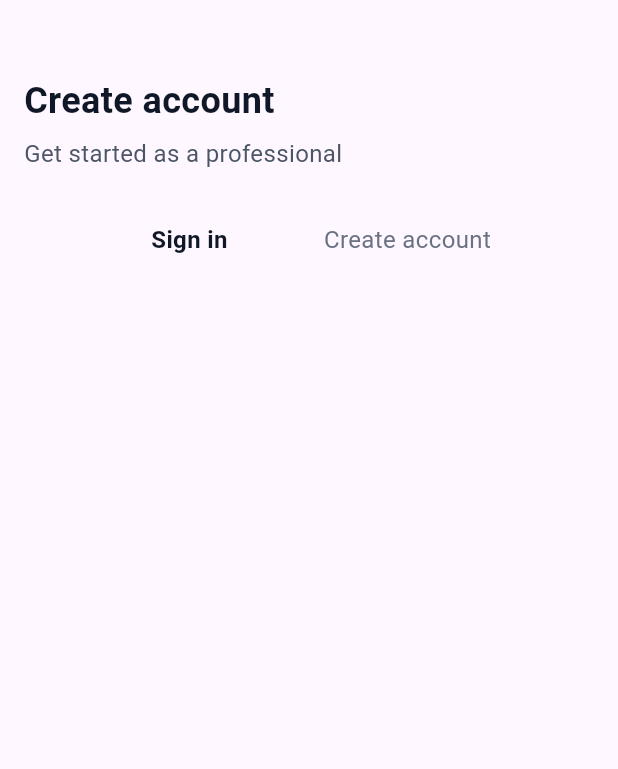
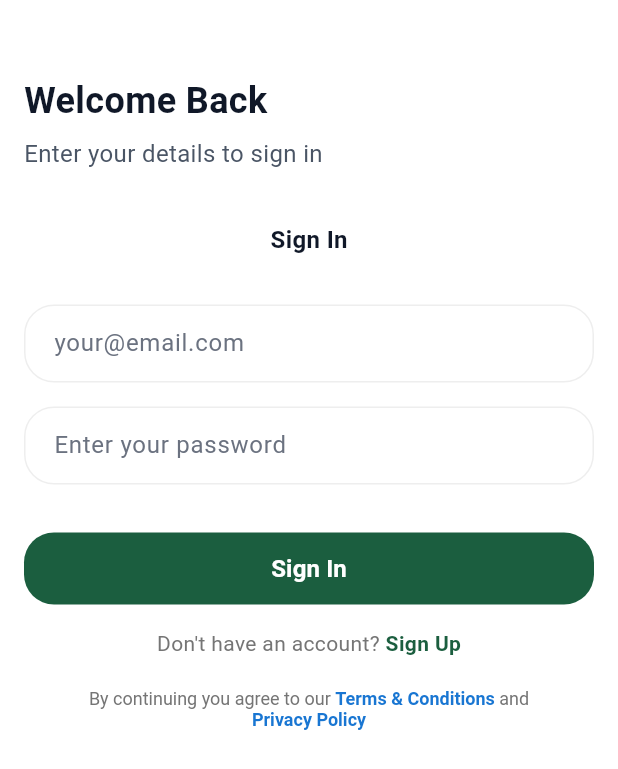
Before and after one commit to rintymoni01/JobPostingApp, a Flutter app: the screen it shows after launch, after a tap on "Skip", on a phone screen of 412 x 824 dp. Shown: the top 769 px of the screen. Run offline on Flutter 3.47's test engine with Material 3 defaults, Android fonts, the phone set to English and light mode, and no system bars; our stand-ins replace flutter_svg, get.

Commit message:
feat: implement sign-in screen with custom form widgets and controller

```diff
--- a/lib/View/Screen/Sign_In/SignInController.dart
+++ b/lib/View/Screen/Sign_In/SignInController.dart
@@ -0,0 +1,10 @@
+
+import 'package:flutter/cupertino.dart';
+import 'package:get/get_state_manager/src/simple/get_controllers.dart';
+
+class SignInController extends GetxController {
+
+  // Sign in controllers
+  final signInEmail = TextEditingController();
+  final signInPassword = TextEditingController();
+}
--- a/lib/View/Screen/Sign_In/sign_in_screen.dart
+++ b/lib/View/Screen/Sign_In/sign_in_screen.dart
@@ -1,4 +1,10 @@
 import 'package:flutter/material.dart';
+import 'package:get/get_core/src/get_main.dart';
+import 'package:get/get_instance/src/extension_instance.dart';
+import 'package:jobpostingapp/View/Widgegt/CustomBottom.dart';
+import 'package:jobpostingapp/View/Widgegt/Custom_TextField.dart';
+
+import 'SignInController.dart';
 
 class SignInScreen extends StatefulWidget {
   const SignInScreen({super.key});
@@ -8,59 +14,103 @@ class SignInScreen extends StatefulWidget {
 }
 
 class _SignInScreenState extends State<SignInScreen> {
+  final SignInController controller = Get.put(SignInController());
+
   @override
   Widget build(BuildContext context) {
     return Scaffold(
-
-
-      body:
-
-        Padding(
-          padding: const EdgeInsets.only(left: 16,top: 50),
-          child: Column( crossAxisAlignment: CrossAxisAlignment.start,
+      backgroundColor: Color(0xffFFFFFF),
+      body: Padding(
+        padding: const EdgeInsets.only(left: 16, top: 50, right: 16),
+        child: Column(
+          crossAxisAlignment: CrossAxisAlignment.start,
           children: [
             Text(
-               "Create account",
+              "Welcome Back",
               style: TextStyle(
                 color: Color(0xff101828),
                 fontSize: 24,
-                   fontWeight: FontWeight.w600),
+                fontWeight: FontWeight.w600,
               ),
-              SizedBox(height: 7,),
+            ),
+            SizedBox(height: 7),
             Text(
-                "Get started as a professional",
+              "Enter your details to sign in",
               style: TextStyle(
                 color: Color(0xff4A5565),
                 fontWeight: FontWeight.w400,
                 fontSize: 16,
               ),
             ),
-             SizedBox(height: 34,),
-             Row( mainAxisAlignment: MainAxisAlignment.center,
-               children: [
-                 Text(
-                   "Sign in",
+            SizedBox(height: 34),
+
+            Center(
+              child: Text(
+                "Sign In",
                 style: TextStyle(
                   color: Color(0xff101828),
                   fontWeight: FontWeight.w600,
                   fontSize: 16,
                 ),
               ),
-                 SizedBox(width: 64,),
+            ),
+            SizedBox(height: 32),
+
+            // CustomTextField(
+            //
+            //
+            //     hintText: "your@email.com",
+            // )
+            CustomTextField(
+              'Email',
+              controller.signInEmail,
+              hintText: "your@email.com",
+            ),
+
+            SizedBox(height: 16),
+
+            CustomTextField(
+              'Password',
+              obscure: true,
+              controller.signInPassword,
+              hintText: 'Enter your password',
+            ),
+
+            SizedBox(height: 32),
+
+            CustomBottom(onTap: () {}, text: "Sign In"),
+
+            SizedBox(height: 16),
+
+            Row(
+              mainAxisAlignment: MainAxisAlignment.center,
+              children: [
                 Text(
-                   "Create account",
+                  "Don't have an account? ",
+                  style: TextStyle(fontSize: 14, color: Colors.grey.shade600),
+                ),
+                GestureDetector(
+                  onTap: () {},
+                  child: Text(
+                    "Sign Up",
                     style: TextStyle(
-                     color: Color(0xff6A7282),
-                     fontWeight: FontWeight.w400,
-                     fontSize: 16,
+                      fontSize: 14,
+                      color: const Color(0xFF1B5E3F),
+                      fontWeight: FontWeight.bold,
+                    ),
                   ),
                 ),
               ],
+            ),
+
+            SizedBox(height: 20,),
+            Center(
+              child: termsText(),
             )
+
           ],
         ),
       ),
-
     );
   }
 }
--- a/lib/View/Widgegt/CustomBottom.dart
+++ b/lib/View/Widgegt/CustomBottom.dart
@@ -0,0 +1,75 @@
+
+import 'package:flutter/cupertino.dart';
+import 'package:flutter/material.dart';
+
+Widget CustomBottom({
+  required VoidCallback onTap,
+  String text = 'Continue',
+  IconData? icon,
+}) {
+  return SizedBox(
+    height: 48,
+    width: double.infinity,
+    child: ElevatedButton(
+      onPressed: onTap,
+      style: ElevatedButton.styleFrom(
+        backgroundColor: const Color(0xFF1B5E3F),
+        shape: RoundedRectangleBorder(
+          borderRadius: BorderRadius.circular(20),
+        ),
+        elevation: 0,
+      ),
+      child:  Row(
+        mainAxisAlignment: MainAxisAlignment.center,
+        children: [
+          if (icon != null) ...[
+            Icon(icon, color: Colors.white, size: 20),
+            SizedBox(width: 8),
+          ],
+          Text(
+            text,
+            style: TextStyle(
+              fontSize: 16,
+              fontWeight: FontWeight.w600,
+              color: Colors.white,
+            ),
+          ),
+        ],
+      ),
+    ),
+  );
+}
+
+Widget termsText() {
+  return Padding(
+    padding: EdgeInsets.symmetric(horizontal: 24),
+    child: RichText(
+      textAlign: TextAlign.center,
+      text: TextSpan(
+        text: 'By continuing you agree to our ',
+        style: TextStyle(
+          color: Colors.grey[600],
+          fontSize: 12,
+          fontFamily: 'Roboto', // Default font
+        ),
+        children: [
+          TextSpan(
+            text: 'Terms & Conditions',
+            style: TextStyle(
+              color: Colors.blue[700],
+              fontWeight: FontWeight.w700,
+            ),
+          ),
+          const TextSpan(text: ' and\n'),
+          TextSpan(
+            text: 'Privacy Policy',
+            style: TextStyle(
+              color: Colors.blue[700],
+              fontWeight: FontWeight.w700,
+            ),
+          ),
+        ],
+      ),
+    ),
+  );
+}
--- a/lib/View/Widgegt/Custom_TextField.dart
+++ b/lib/View/Widgegt/Custom_TextField.dart
@@ -0,0 +1,61 @@
+import 'package:flutter/cupertino.dart';
+import 'package:flutter/material.dart';
+
+Widget CustomTextField(
+  String label,
+  TextEditingController controller, {
+  bool obscure = false,
+  bool readOnly = false,
+  VoidCallback? onTab,
+  String? hintText,
+}) {
+  return Column(
+    children: [
+      if (label.isEmpty) ...[
+        Text(
+          label,
+          style: TextStyle(
+            color: Color(0xff111827),
+            fontSize: 14,
+            fontWeight: FontWeight.w600,
+          ),
+        ),
+
+        SizedBox(height: 8),
+      ],
+
+      TextField(
+        controller: controller,
+        obscureText: obscure,
+        readOnly: readOnly,
+        onTap: onTab,
+        style: TextStyle(
+          fontSize: 16,
+          fontWeight: FontWeight.w400,
+          color: Colors.black,
+        ),
+        decoration: InputDecoration(
+          hintText: hintText,
+          hintStyle: TextStyle(
+            fontSize: 16,
+            fontWeight: FontWeight.w400,
+            color: Color(0xff6B7280),
+          ),
+          filled: true,
+          fillColor: Color(0xffFFFFFF),
+          isDense: true,
+          contentPadding: EdgeInsets.symmetric(horizontal: 16, vertical: 14),
+          enabledBorder: OutlineInputBorder(
+            borderRadius: BorderRadius.circular(20),
+            borderSide: BorderSide(color: Colors.grey[200]!),
+          ),
+          focusedBorder: OutlineInputBorder(
+            borderRadius: BorderRadius.circular(20),
+            borderSide: BorderSide(color: Color(0xFF1B5E3F)),
+          ),
+          border: OutlineInputBorder(borderRadius: BorderRadius.circular(20)),
+        ),
+      ),
+    ],
+  );
+}
```
Lines whose indentation alone changed are shown as unchanged.
